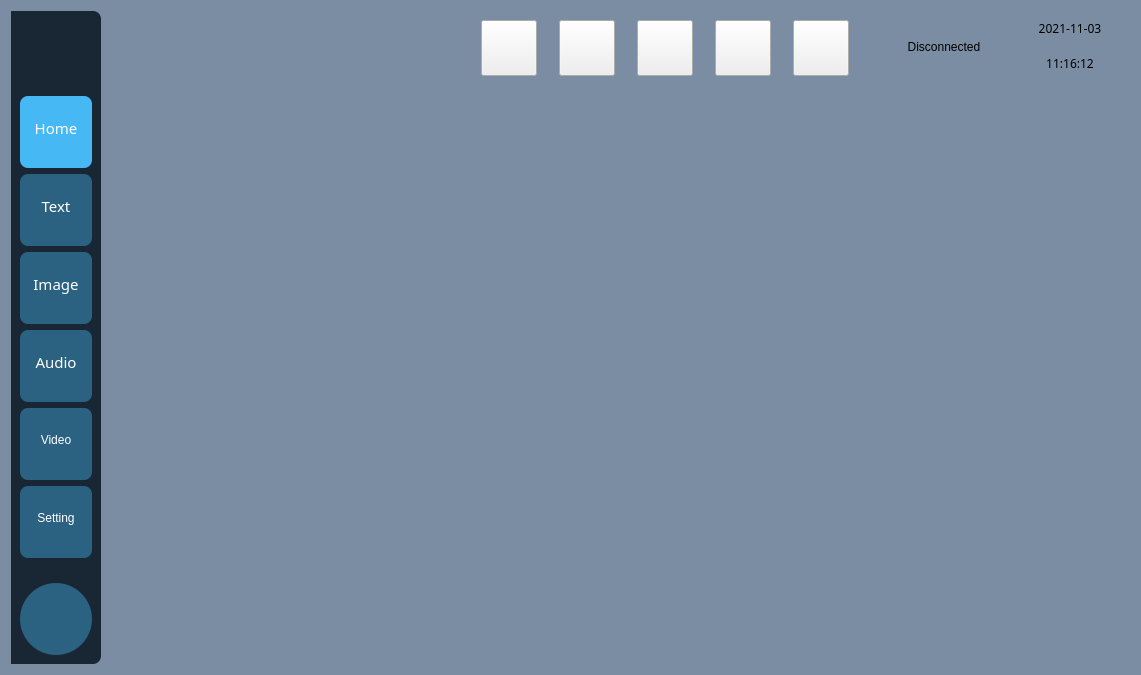
Before: the Qt Designer form src/framework/FrameworkWidget.ui in hanjingo/rag-qt, drawn with Qt 5.
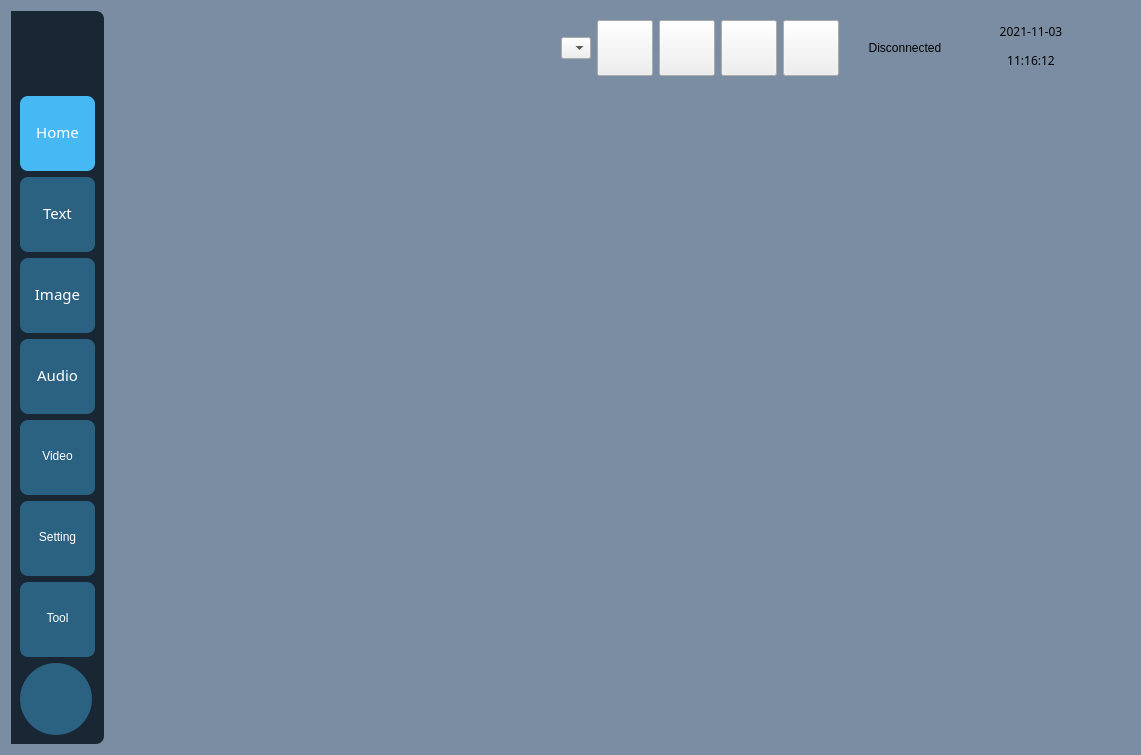
After: the same form once the commit is applied. Icons and pictures are not drawn.

Diff of the .ui file:
```diff
--- a/src/framework/FrameworkWidget.ui
+++ b/src/framework/FrameworkWidget.ui
@@ -10,7 +10,7 @@
     <x>0</x>
     <y>0</y>
     <width>1141</width>
-    <height>675</height>
+    <height>738</height>
    </rect>
   </property>
   <property name="windowTitle">
@@ -71,14 +71,14 @@
        <widget class="QToolButton" name="btnHome">
         <property name="minimumSize">
          <size>
-          <width>72</width>
-          <height>72</height>
+          <width>75</width>
+          <height>75</height>
          </size>
         </property>
         <property name="maximumSize">
          <size>
-          <width>72</width>
-          <height>72</height>
+          <width>75</width>
+          <height>75</height>
          </size>
         </property>
         <property name="font">
@@ -96,7 +96,8 @@
 	background:rgba(70,184,244,0.40);	
 	border-radius:8px;
 	color:rgb(255, 255, 255);
-	padding-top:-9px;
+	padding-top:-3px;
+	padding-bottom:0px;
 	font:11pt &quot;微软雅黑&quot;;
 }
 
@@ -114,8 +115,8 @@
         </property>
         <property name="iconSize">
          <size>
-          <width>56</width>
-          <height>56</height>
+          <width>54</width>
+          <height>54</height>
          </size>
         </property>
         <property name="checkable">
@@ -139,14 +140,14 @@
        <widget class="QToolButton" name="btnText">
         <property name="minimumSize">
          <size>
-          <width>72</width>
-          <height>72</height>
+          <width>75</width>
+          <height>75</height>
          </size>
         </property>
         <property name="maximumSize">
          <size>
-          <width>72</width>
-          <height>72</height>
+          <width>75</width>
+          <height>75</height>
          </size>
         </property>
         <property name="font">
@@ -164,7 +165,8 @@
 	background:rgba(70,184,244,0.40);	
 	border-radius:8px;
 	color:rgb(255, 255, 255);
-	padding-top:-9px;
+	padding-top:-3px;
+	padding-bottom:0px;
 	font:11pt &quot;微软雅黑&quot;;
 }
 
@@ -182,8 +184,8 @@
         </property>
         <property name="iconSize">
          <size>
-          <width>56</width>
-          <height>56</height>
+          <width>54</width>
+          <height>54</height>
          </size>
         </property>
         <property name="checkable">
@@ -198,14 +200,14 @@
        <widget class="QToolButton" name="btnImage">
         <property name="minimumSize">
          <size>
-          <width>72</width>
-          <height>72</height>
+          <width>75</width>
+          <height>75</height>
          </size>
         </property>
         <property name="maximumSize">
          <size>
-          <width>72</width>
-          <height>72</height>
+          <width>75</width>
+          <height>75</height>
          </size>
         </property>
         <property name="font">
@@ -223,7 +225,8 @@
 	background:rgba(70,184,244,0.40);	
 	border-radius:8px;
 	color:rgb(255, 255, 255);
-	padding-top:-9px;
+	padding-top:-3px;
+	padding-bottom:0px;
 	font:11pt &quot;微软雅黑&quot;;
 }
 
@@ -241,8 +244,8 @@
         </property>
         <property name="iconSize">
          <size>
-          <width>56</width>
-          <height>56</height>
+          <width>54</width>
+          <height>54</height>
          </size>
         </property>
         <property name="checkable">
@@ -257,14 +260,14 @@
        <widget class="QToolButton" name="btnAudio">
         <property name="minimumSize">
          <size>
-          <width>72</width>
-          <height>72</height>
+          <width>75</width>
+          <height>75</height>
          </size>
         </property>
         <property name="maximumSize">
          <size>
-          <width>72</width>
-          <height>72</height>
+          <width>75</width>
+          <height>75</height>
          </size>
         </property>
         <property name="font">
@@ -282,7 +285,8 @@
 	background:rgba(70,184,244,0.40);	
 	border-radius:8px;
 	color:rgb(255, 255, 255);
-	padding-top:-9px;
+	padding-top:-3px;
+	padding-bottom:0px;
 	font:11pt &quot;微软雅黑&quot;;
 }
 
@@ -300,8 +304,8 @@
         </property>
         <property name="iconSize">
          <size>
-          <width>56</width>
-          <height>56</height>
+          <width>54</width>
+          <height>54</height>
          </size>
         </property>
         <property name="checkable">
@@ -316,14 +320,14 @@
        <widget class="QToolButton" name="btnVideo">
         <property name="minimumSize">
          <size>
-          <width>72</width>
-          <height>72</height>
+          <width>75</width>
+          <height>75</height>
          </size>
         </property>
         <property name="maximumSize">
          <size>
-          <width>72</width>
-          <height>72</height>
+          <width>75</width>
+          <height>75</height>
          </size>
         </property>
         <property name="styleSheet">
@@ -332,7 +336,8 @@
 	background:rgba(70,184,244,0.40);	
 	border-radius:8px;
 	color:rgb(255, 255, 255);
-	padding-top:-9px;
+	padding-top:-3px;
+	padding-bottom:0px;
 	font:11pt &quot;微软雅黑&quot;;
 }
 
@@ -350,8 +355,8 @@
         </property>
         <property name="iconSize">
          <size>
-          <width>56</width>
-          <height>56</height>
+          <width>54</width>
+          <height>54</height>
          </size>
         </property>
         <property name="checkable">
@@ -366,14 +371,14 @@
        <widget class="QToolButton" name="btnSetting">
         <property name="minimumSize">
          <size>
-          <width>72</width>
-          <height>72</height>
+          <width>75</width>
+          <height>75</height>
          </size>
         </property>
         <property name="maximumSize">
          <size>
-          <width>72</width>
-          <height>72</height>
+          <width>75</width>
+          <height>75</height>
          </size>
         </property>
         <property name="styleSheet">
@@ -382,7 +387,8 @@
 	background:rgba(70,184,244,0.40);	
 	border-radius:8px;
 	color:rgb(255, 255, 255);
-	padding-top:-9px;
+	padding-top:-3px;
+	padding-bottom:0px;
 	font:11pt &quot;微软雅黑&quot;;
 }
 
@@ -400,8 +406,59 @@
         </property>
         <property name="iconSize">
          <size>
-          <width>56</width>
-          <height>56</height>
+          <width>54</width>
+          <height>54</height>
+         </size>
+        </property>
+        <property name="checkable">
+         <bool>true</bool>
+        </property>
+        <property name="toolButtonStyle">
+         <enum>Qt::ToolButtonTextUnderIcon</enum>
+        </property>
+       </widget>
+      </item>
+      <item>
+       <widget class="QToolButton" name="btnTool">
+        <property name="minimumSize">
+         <size>
+          <width>75</width>
+          <height>75</height>
+         </size>
+        </property>
+        <property name="maximumSize">
+         <size>
+          <width>75</width>
+          <height>75</height>
+         </size>
+        </property>
+        <property name="styleSheet">
+         <string notr="true">QToolButton
+{
+	background:rgba(70,184,244,0.40);	
+	border-radius:8px;
+	color:rgb(255, 255, 255);
+	padding-top:-3px;
+	padding-bottom:0px;
+	font:11pt &quot;微软雅黑&quot;;
+}
+
+QToolButton:checked
+{
+	background-color:#46B8F4;
+}</string>
+        </property>
+        <property name="text">
+         <string>Tool</string>
+        </property>
+        <property name="icon">
+         <iconset resource="../../res.qrc">
+          <normaloff>:/icons/tool</normaloff>:/icons/tool</iconset>
+        </property>
+        <property name="iconSize">
+         <size>
+          <width>54</width>
+          <height>54</height>
          </size>
         </property>
         <property name="checkable">
@@ -474,6 +531,7 @@
     </widget>
    </item>
    <item row="0" column="1">
+    <widget class="QWidget" name="widget" native="true">
     <layout class="QHBoxLayout" name="horizontalLayout_2">
      <item>
       <spacer name="horizontalSpacer">
@@ -482,83 +540,51 @@
        </property>
        <property name="sizeHint" stdset="0">
         <size>
-         <width>40</width>
+          <width>411</width>
          <height>20</height>
         </size>
        </property>
       </spacer>
      </item>
      <item>
-      <widget class="QWidget" name="widget" native="true">
-       <property name="minimumSize">
+       <widget class="QComboBox" name="cmboLang">
+        <property name="iconSize">
         <size>
-         <width>422</width>
-         <height>72</height>
-        </size>
-       </property>
-       <property name="maximumSize">
-        <size>
-         <width>422</width>
-         <height>72</height>
-        </size>
-       </property>
-       <property name="styleSheet">
-        <string notr="true">QWidget#widget{border-image:url(:/NewImg/interTittle.svg);}</string>
-       </property>
-       <layout class="QHBoxLayout" name="horizontalLayout">
+          <width>20</width>
+          <height>20</height>
+         </size>
+        </property>
+        <item>
+         <property name="text">
+          <string/>
+         </property>
+         <property name="icon">
+          <iconset resource="../../res.qrc">
+           <normaloff>:/icons/flag_cn</normaloff>:/icons/flag_cn</iconset>
+         </property>
+        </item>
         <item>
-         <widget class="QPushButton" name="btnStart">
-          <property name="enabled">
-           <bool>true</bool>
-          </property>
-          <property name="minimumSize">
-           <size>
-            <width>56</width>
-            <height>56</height>
-           </size>
-          </property>
-          <property name="maximumSize">
-           <size>
-            <width>56</width>
-            <height>56</height>
-           </size>
-          </property>
-          <property name="focusPolicy">
-           <enum>Qt::NoFocus</enum>
-          </property>
-          <property name="styleSheet">
-           <string notr="true">QPushButton
-{
-border-image:url(:/icons/start_usual);
-}
-QPushButton:pressed{
-
-border-image:url(:/icons/start_check);}
-
-QPushButton:!enabled{
-border-image:url(:/icons/start_unable);
-
-}
-
-
-</string>
-          </property>
+         <property name="text">
+          <string/>
+         </property>
+         <property name="icon">
+          <iconset resource="../../res.qrc">
+           <normaloff>:/icons/flag_en</normaloff>:/icons/flag_en</iconset>
+         </property>
+        </item>
+        <item>
           <property name="text">
            <string/>
           </property>
-          <property name="iconSize">
-           <size>
-            <width>56</width>
-            <height>56</height>
-           </size>
-          </property>
-          <property name="checkable">
-           <bool>true</bool>
-          </property>
+         <property name="icon">
+          <iconset resource="../../res.qrc">
+           <normaloff>:/icons/flag_ge</normaloff>:/icons/flag_ge</iconset>
+         </property>
+        </item>
          </widget>
         </item>
         <item>
-         <widget class="QPushButton" name="btnPuse">
+       <widget class="QPushButton" name="btnMinimize">
           <property name="minimumSize">
            <size>
             <width>56</width>
@@ -575,20 +601,10 @@
            <enum>Qt::NoFocus</enum>
           </property>
           <property name="styleSheet">
-           <string notr="true">QPushButton
-{
-border-image:url(:/icons/pause_usual);
-}
-QPushButton:pressed{
+         <string notr="true">QPushButton{border-image:url(:/icons/minimize);}
 
 border-image:url(:/icons/pause_check);}
 
-QPushButton:!enabled{
-border-image:url(:/icons/pause_unable);
-
-}
-
-
 </string>
           </property>
           <property name="text">
@@ -606,7 +622,7 @@
          </widget>
         </item>
         <item>
-         <widget class="QPushButton" name="btnStop">
+       <widget class="QPushButton" name="btnSelectScreen">
           <property name="minimumSize">
            <size>
             <width>56</width>
@@ -623,24 +639,11 @@
            <enum>Qt::NoFocus</enum>
           </property>
           <property name="styleSheet">
-           <string notr="true">QPushButton
-{
-border-image:url(:/icons/stop_usual);
-}
-QPushButton:pressed{
-
-border-image:url(:/icons/stop_check);}
-
-QPushButton:!enabled{
-border-image:url(:/icons/stop_unable);
-
-}
-
-
-</string>
-          </property>
-          <property name="text">
-           <string/>
+         <string notr="true">QPushButton{border-image:url(:/icons/quit_usual);}</string>
+        </property>
+        <property name="icon">
+         <iconset resource="../../res.qrc">
+          <normaloff>:/icons/select_screen</normaloff>:/icons/select_screen</iconset>
           </property>
           <property name="iconSize">
            <size>
@@ -651,10 +654,13 @@
           <property name="checkable">
            <bool>true</bool>
           </property>
+        <property name="autoDefault">
+         <bool>false</bool>
+        </property>
          </widget>
         </item>
         <item>
-         <widget class="QPushButton" name="btnAlram">
+       <widget class="QPushButton" name="btnAlarm">
           <property name="minimumSize">
            <size>
             <width>56</width>
@@ -724,9 +730,6 @@
           </property>
          </widget>
         </item>
-       </layout>
-      </widget>
-     </item>
      <item>
       <widget class="QLabel" name="lbl_InstStus">
        <property name="minimumSize">
@@ -821,8 +824,17 @@
       </layout>
      </item>
     </layout>
+    </widget>
    </item>
-   <item row="1" column="1">
+   <item row="0" column="2">
+    <widget class="QWidget" name="topWidget" native="true">
+     <property name="styleSheet">
+      <string notr="true">QWidget#widget{border-image:url(:/NewImg/interTittle.svg);}</string>
+     </property>
+     <layout class="QHBoxLayout" name="horizontalLayout"/>
+    </widget>
+   </item>
+   <item row="1" column="1" colspan="3">
     <widget class="QStackedWidget" name="stackedWidget">
      <property name="styleSheet">
       <string notr="true"/>
```
Left out of the diff: 44 changed lines with no effect on the pictures. Lines whose indentation alone changed are shown as unchanged.
